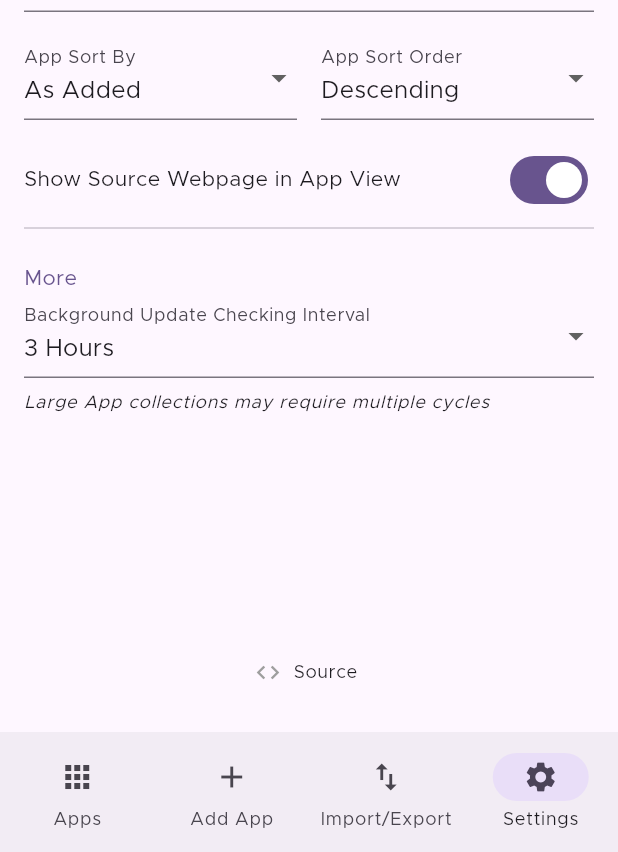
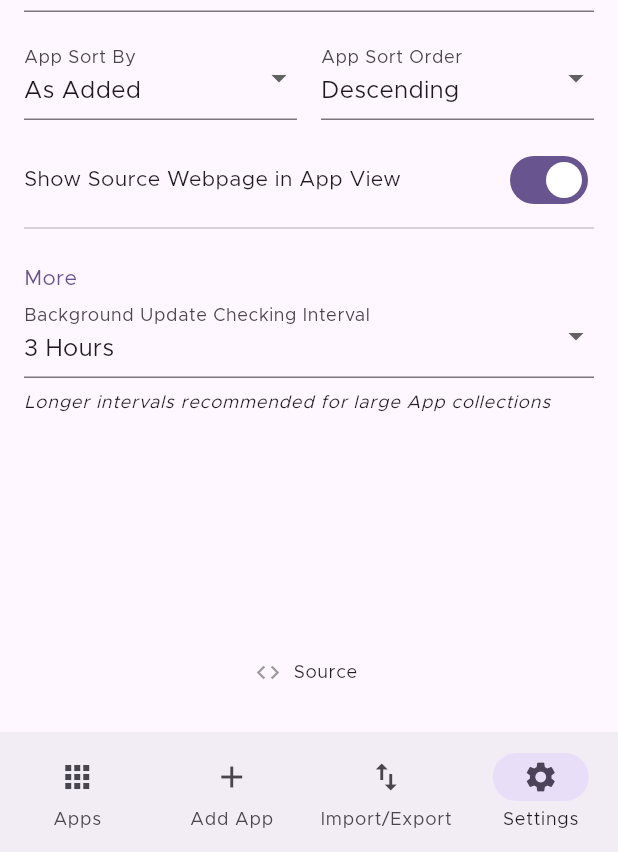
Before and after one commit to ImranR98/Obtainium, a Flutter app: the screen it shows after launch, item 4 of the bottom bar chosen, on a phone screen of 412 x 824 dp, the part 384-1236 px from its top. Run offline on Flutter 3.47's test engine with Material 2 defaults, Android fonts, the phone set to English and light mode, and no system bars; drawn by our look-alikes of dynamic_color; our stand-ins replace device_info_plus, file_picker, flutter_local_notifications, fluttertoast, permission_handler, share_plus and 2 more; missing offline and left inert: flutter_fgbg, flutter_install_app, workmanager; statements that could not run were skipped.

```diff
--- a/lib/pages/settings.dart
+++ b/lib/pages/settings.dart
@@ -197,7 +197,7 @@ class _SettingsPageState extends State<SettingsPage> {
                               height: 8,
                             ),
                             Text(
-                              'Large App collections may require multiple cycles',
+                              'Longer intervals recommended for large App collections',
                               style: Theme.of(context)
                                   .textTheme
                                   .labelMedium!
```
Also changed, not shown: lib/main.dart (+7 -6 lines).
